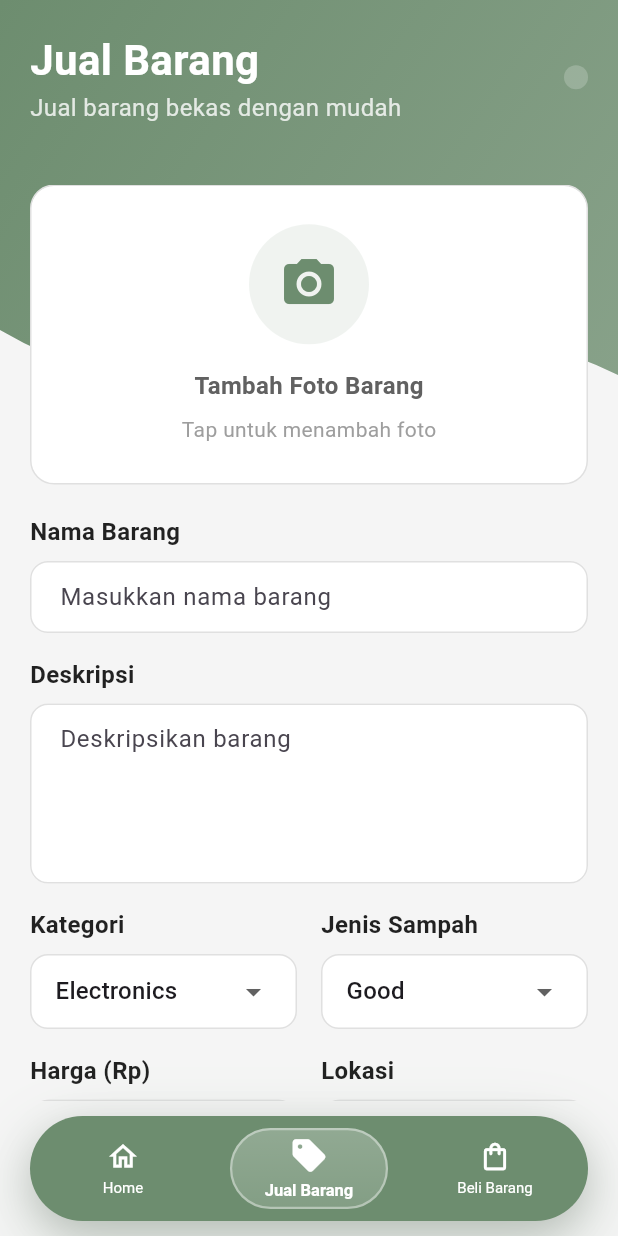
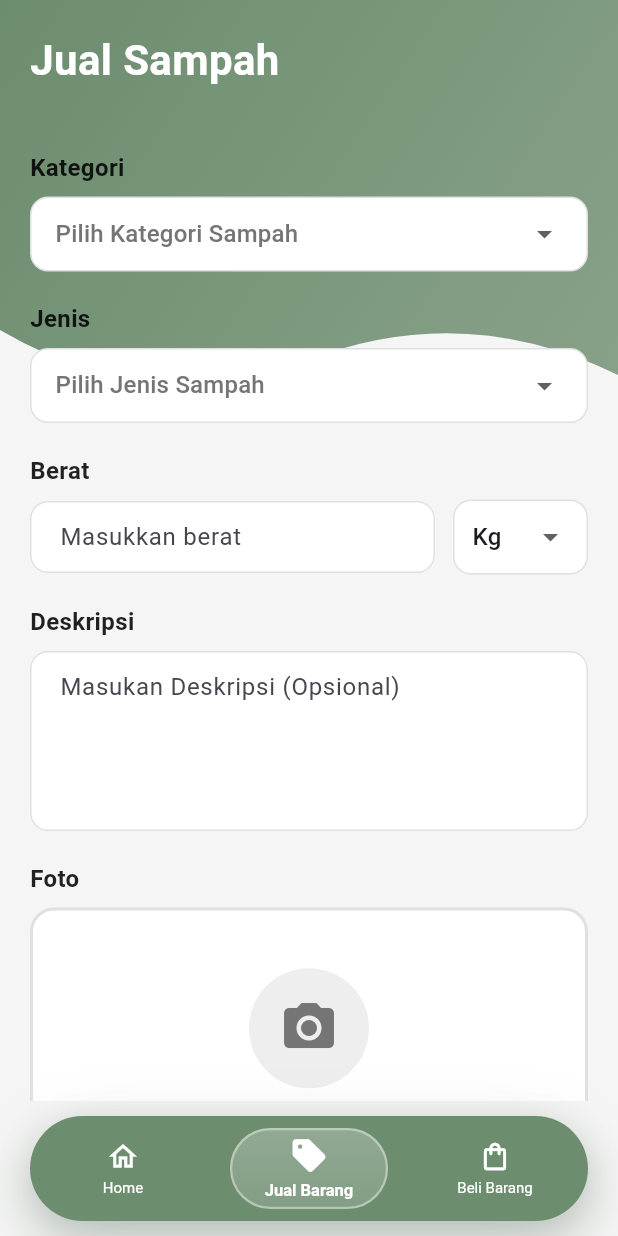
Before and after one commit to KeyLonVylce/Flutter_OKgreen, a Flutter app: the JualBarangPage screen opened directly, on a phone screen of 412 x 824 dp. Run offline on Flutter 3.47's test engine with Material 3 defaults, Android fonts, the phone set to English and light mode, and no system bars; our stand-ins replace dio, shared_preferences; accounts and stored records are empty.

Commit message:
benerin format data jual barang

```diff
--- a/lib/presentation/page/detail_toko/jual_barang_page.dart
+++ b/lib/presentation/page/detail_toko/jual_barang_page.dart
@@ -2,7 +2,6 @@ import 'package:flutter/material.dart';
 import 'package:okgreen/core/constants/app_colors.dart';
 import 'package:okgreen/presentation/page/detail_toko/beli_barang_page.dart';
 import 'package:okgreen/presentation/page/detail_toko/beranda_page.dart';
-
 import 'package:okgreen/presentation/widget/bottom_navbar.dart';
 import 'package:okgreen/presentation/widget/top_wave.dart';
 
@@ -16,16 +15,36 @@ class JualBarangPage extends StatefulWidget {
 class _JualBarangPageState extends State<JualBarangPage> {
   int currentIndex = 1; // Jual Barang tab
 
-  final TextEditingController _titleController = TextEditingController();
+  final TextEditingController _beratController = TextEditingController();
   final TextEditingController _descriptionController = TextEditingController();
-  final TextEditingController _priceController = TextEditingController();
-  final TextEditingController _locationController = TextEditingController();
 
-  String selectedCategory = 'Electronics';
-  String selectedCondition = 'Good';
+  String selectedCategory = 'Pilih Kategori Sampah';
+  String selectedJenis = 'Pilih Jenis Sampah';
+  String selectedUnit = 'Kg';
 
-  final List<String> categories = ['Electronics', 'Fashion', 'Books', 'Sports', 'Furniture', 'Others'];
-  final List<String> conditions = ['Like New', 'Good', 'Fair', 'Poor'];
+  // Data kategori sampah
+  final List<String> categories = [
+    'Pilih Kategori Sampah',
+    'Sampah Organik',
+    'Sampah Anorganik',
+    'Sampah B3',
+    'Sampah Elektronik'
+  ];
+
+  // Data jenis sampah
+  final List<String> jenisSampah = [
+    'Pilih Jenis Sampah',
+    'Plastik Botol',
+    'Plastik Kemasan',
+    'Kertas',
+    'Kardus',
+    'Kaleng',
+    'Besi',
+    'Kaca',
+    'Aluminium'
+  ];
+
+  final List<String> units = ['Kg', 'Gram', 'Ton'];
 
   void _onTabTapped(int index) {
     setState(() {
@@ -78,28 +97,14 @@ class _JualBarangPageState extends State<JualBarangPage> {
                         crossAxisAlignment: CrossAxisAlignment.start,
                         children: [
                           const Text(
-                            'Jual Barang',
+                            'Jual Sampah',
                             style: TextStyle(
                               color: Colors.white,
                               fontSize: 28,
                               fontWeight: FontWeight.bold,
                             ),
-                          ),
-                          Text(
-                            'Jual barang bekas dengan mudah',
-                            style: TextStyle(
-                              color: Colors.white.withOpacity(0.8),
-                              fontSize: 16,
-                            ),
-                          ),
+                          )
                         ],
-                      ),
-                      Container(
-                        padding: const EdgeInsets.all(8),
-                        decoration: BoxDecoration(
-                          color: Colors.white.withOpacity(0.2),
-                          borderRadius: BorderRadius.circular(12),
-                        ),
                       ),
                     ],
                   ),
@@ -124,14 +129,131 @@ class _JualBarangPageState extends State<JualBarangPage> {
       child: Column(
         crossAxisAlignment: CrossAxisAlignment.start,
         children: [
-          // Photo upload
-          Container(
+          // Kategori
+          _buildDropdownField(
+            label: 'Kategori',
+            value: selectedCategory,
+            items: categories,
+            onChanged: (value) => setState(() => selectedCategory = value!),
+          ),
+          const SizedBox(height: 20),
+
+          // Jenis
+          _buildDropdownField(
+            label: 'Jenis',
+            value: selectedJenis,
+            items: jenisSampah,
+            onChanged: (value) => setState(() => selectedJenis = value!),
+          ),
+          const SizedBox(height: 20),
+
+          // Berat
+          Column(
+            crossAxisAlignment: CrossAxisAlignment.start,
+            children: [
+              const Text(
+                'Berat',
+                style: TextStyle(
+                  fontSize: 16,
+                  fontWeight: FontWeight.w600,
+                  color: Colors.black87,
+                ),
+              ),
+              const SizedBox(height: 8),
+              Row(
+                children: [
+                  Expanded(
+                    flex: 3,
+                    child: TextField(
+                      controller: _beratController,
+                      keyboardType: TextInputType.number,
+                      decoration: InputDecoration(
+                        hintText: 'Masukkan berat',
+                        filled: true,
+                        fillColor: Colors.white,
+                        border: OutlineInputBorder(
+                          borderRadius: BorderRadius.circular(12),
+                          borderSide: BorderSide(color: Colors.grey[300]!),
+                        ),
+                        enabledBorder: OutlineInputBorder(
+                          borderRadius: BorderRadius.circular(12),
+                          borderSide: BorderSide(color: Colors.grey[300]!),
+                        ),
+                        focusedBorder: OutlineInputBorder(
+                          borderRadius: BorderRadius.circular(12),
+                          borderSide: BorderSide(color: AppColors.primary),
+                        ),
+                        contentPadding: const EdgeInsets.symmetric(horizontal: 16, vertical: 12),
+                      ),
+                    ),
+                  ),
+                  const SizedBox(width: 12),
+                  Expanded(
+                    flex: 1,
+                    child: Container(
+                      padding: const EdgeInsets.symmetric(horizontal: 12),
+                      decoration: BoxDecoration(
+                        color: Colors.white,
+                        borderRadius: BorderRadius.circular(12),
+                        border: Border.all(color: Colors.grey[300]!),
+                      ),
+                      child: DropdownButton<String>(
+                        value: selectedUnit,
+                        isExpanded: true,
+                        underline: Container(),
+                        onChanged: (value) => setState(() => selectedUnit = value!),
+                        items: units.map((String item) {
+                          return DropdownMenuItem<String>(
+                            value: item,
+                            child: Text(item),
+                          );
+                        }).toList(),
+                      ),
+                    ),
+                  ),
+                ],
+              ),
+            ],
+          ),
+          const SizedBox(height: 20),
+
+          // Deskripsi
+          _buildFormField(
+            label: 'Deskripsi',
+            controller: _descriptionController,
+            hint: 'Masukan Deskripsi (Opsional)',
+            maxLines: 4,
+          ),
+          const SizedBox(height: 20),
+
+          // Foto upload
+          Column(
+            crossAxisAlignment: CrossAxisAlignment.start,
+            children: [
+              const Text(
+                'Foto',
+                style: TextStyle(
+                  fontSize: 16,
+                  fontWeight: FontWeight.w600,
+                  color: Colors.black87,
+                ),
+              ),
+              const SizedBox(height: 8),
+              GestureDetector(
+                onTap: () {
+                  // Handle photo upload
+                },
+                child: Container(
                   width: double.infinity,
                   height: 200,
                   decoration: BoxDecoration(
                     color: Colors.white,
                     borderRadius: BorderRadius.circular(16),
-              border: Border.all(color: Colors.grey[300]!),
+                    border: Border.all(
+                      color: Colors.grey[300]!,
+                      style: BorderStyle.solid,
+                      width: 2,
+                    ),
                   ),
                   child: Column(
                     mainAxisAlignment: MainAxisAlignment.center,
@@ -139,70 +261,52 @@ class _JualBarangPageState extends State<JualBarangPage> {
                       Container(
                         padding: const EdgeInsets.all(20),
                         decoration: BoxDecoration(
-                    color: AppColors.primary.withOpacity(0.1),
+                          color: Colors.grey[200],
                           shape: BoxShape.circle,
                         ),
-                  child: Icon(Icons.camera_alt, color: AppColors.primary, size: 40),
+                        child: Icon(
+                          Icons.camera_alt,
+                          color: Colors.grey[600],
+                          size: 40,
+                        ),
                       ),
                       const SizedBox(height: 16),
                       Text(
-                  'Tambah Foto Barang',
-                  style: TextStyle(fontSize: 16, fontWeight: FontWeight.w600, color: Colors.grey[700]),
-                ),
-                const SizedBox(height: 8),
-                Text('Tap untuk menambah foto', style: TextStyle(fontSize: 14, color: Colors.grey[500])),
-              ],
-            ),
-          ),
-          const SizedBox(height: 20),
-          _buildFormField(label: 'Nama Barang', controller: _titleController, hint: 'Masukkan nama barang'),
-          const SizedBox(height: 16),
-          _buildFormField(label: 'Deskripsi', controller: _descriptionController, hint: 'Deskripsikan barang', maxLines: 4),
-          const SizedBox(height: 16),
-          Row(
-            children: [
-              Expanded(
-                child: _buildDropdownField(
-                  label: 'Kategori',
-                  value: selectedCategory,
-                  items: categories,
-                  onChanged: (value) => setState(() => selectedCategory = value!),
-                ),
-              ),
-              const SizedBox(width: 16),
-              Expanded(
-                child: _buildDropdownField(
-                  label: 'Jenis Sampah',
-                  value: selectedCondition,
-                  items: conditions,
-                  onChanged: (value) => setState(() => selectedCondition = value!),
+                        'Upload foto',
+                        style: TextStyle(
+                          fontSize: 16,
+                          fontWeight: FontWeight.w500,
+                          color: Colors.grey[600],
                         ),
                       ),
                     ],
                   ),
-          const SizedBox(height: 16),
-          Row(
-            children: [
-              Expanded(
-                child: _buildFormField(label: 'Harga (Rp)', controller: _priceController, hint: '0', keyboardType: TextInputType.number),
                 ),
-              const SizedBox(width: 16),
-              Expanded(
-                child: _buildFormField(label: 'Lokasi', controller: _locationController, hint: 'Kota/Kabupaten'),
               ),
             ],
           ),
           const SizedBox(height: 30),
+
+          // Submit Button
           SizedBox(
             width: double.infinity,
             height: 50,
             child: ElevatedButton(
-              onPressed: () {},
+              onPressed: _validateAndSubmit,
               style: ElevatedButton.styleFrom(
                 backgroundColor: AppColors.primary,
-                shape: RoundedRectangleBorder(borderRadius: BorderRadius.circular(25)),
+                shape: RoundedRectangleBorder(
+                  borderRadius: BorderRadius.circular(25),
                 ),
-              child: const Text('Jual Barang', style: TextStyle(color: Colors.white, fontSize: 16, fontWeight: FontWeight.w600)),
+              ),
+              child: const Text(
+                'Jual Sampah',
+                style: TextStyle(
+                  color: Colors.white,
+                  fontSize: 16,
+                  fontWeight: FontWeight.w600,
+                ),
+              ),
             ),
           ),
           const SizedBox(height: 20),
@@ -221,7 +325,14 @@ class _JualBarangPageState extends State<JualBarangPage> {
     return Column(
       crossAxisAlignment: CrossAxisAlignment.start,
       children: [
-        Text(label, style: const TextStyle(fontSize: 16, fontWeight: FontWeight.w600, color: Colors.black87)),
+        Text(
+          label,
+          style: const TextStyle(
+            fontSize: 16,
+            fontWeight: FontWeight.w600,
+            color: Colors.black87,
+          ),
+        ),
         const SizedBox(height: 8),
         TextField(
           controller: controller,
@@ -231,9 +342,18 @@ class _JualBarangPageState extends State<JualBarangPage> {
             hintText: hint,
             filled: true,
             fillColor: Colors.white,
-            border: OutlineInputBorder(borderRadius: BorderRadius.circular(12), borderSide: BorderSide(color: Colors.grey[300]!)),
-            enabledBorder: OutlineInputBorder(borderRadius: BorderRadius.circular(12), borderSide: BorderSide(color: Colors.grey[300]!)),
-            focusedBorder: OutlineInputBorder(borderRadius: BorderRadius.circular(12), borderSide: BorderSide(color: AppColors.primary)),
+            border: OutlineInputBorder(
+              borderRadius: BorderRadius.circular(12),
+              borderSide: BorderSide(color: Colors.grey[300]!),
+            ),
+            enabledBorder: OutlineInputBorder(
+              borderRadius: BorderRadius.circular(12),
+              borderSide: BorderSide(color: Colors.grey[300]!),
+            ),
+            focusedBorder: OutlineInputBorder(
+              borderRadius: BorderRadius.circular(12),
+              borderSide: BorderSide(color: AppColors.primary),
+            ),
             contentPadding: const EdgeInsets.symmetric(horizontal: 16, vertical: 12),
           ),
         ),
@@ -250,7 +370,14 @@ class _JualBarangPageState extends State<JualBarangPage> {
     return Column(
       crossAxisAlignment: CrossAxisAlignment.start,
       children: [
-        Text(label, style: const TextStyle(fontSize: 16, fontWeight: FontWeight.w600, color: Colors.black87)),
+        Text(
+          label,
+          style: const TextStyle(
+            fontSize: 16,
+            fontWeight: FontWeight.w600,
+            color: Colors.black87,
+          ),
+        ),
         const SizedBox(height: 8),
         Container(
           padding: const EdgeInsets.symmetric(horizontal: 16),
@@ -267,7 +394,12 @@ class _JualBarangPageState extends State<JualBarangPage> {
             items: items.map((String item) {
               return DropdownMenuItem<String>(
                 value: item,
-                child: Text(item),
+                child: Text(
+                  item,
+                  style: TextStyle(
+                    color: item.contains('Pilih') ? Colors.grey[600] : Colors.black87,
+                  ),
+                ),
               );
             }).toList(),
           ),
@@ -275,4 +407,87 @@ class _JualBarangPageState extends State<JualBarangPage> {
       ],
     );
   }
+
+  void _validateAndSubmit() {
+    // Validasi form
+    if (selectedCategory == 'Pilih Kategori Sampah') {
+      _showErrorDialog('Pilih kategori sampah terlebih dahulu');
+      return;
     }
+
+    if (selectedJenis == 'Pilih Jenis Sampah') {
+      _showErrorDialog('Pilih jenis sampah terlebih dahulu');
+      return;
+    }
+
+    if (_beratController.text.isEmpty) {
+      _showErrorDialog('Masukkan berat sampah');
+      return;
+    }
+
+    // TODO: Implement API call untuk submit data
+    _showSuccessDialog();
+  }
+
+  void _showErrorDialog(String message) {
+    showDialog(
+      context: context,
+      builder: (BuildContext context) {
+        return AlertDialog(
+          shape: RoundedRectangleBorder(
+            borderRadius: BorderRadius.circular(12),
+          ),
+          title: const Text('Error'),
+          content: Text(message),
+          actions: [
+            TextButton(
+              onPressed: () => Navigator.of(context).pop(),
+              child: const Text('OK'),
+            ),
+          ],
+        );
+      },
+    );
+  }
+
+  void _showSuccessDialog() {
+    showDialog(
+      context: context,
+      builder: (BuildContext context) {
+        return AlertDialog(
+          shape: RoundedRectangleBorder(
+            borderRadius: BorderRadius.circular(12),
+          ),
+          title: const Text('Berhasil'),
+          content: const Text('Data sampah berhasil disubmit'),
+          actions: [
+            TextButton(
+              onPressed: () {
+                Navigator.of(context).pop();
+                _resetForm();
+              },
+              child: const Text('OK'),
+            ),
+          ],
+        );
+      },
+    );
+  }
+
+  void _resetForm() {
+    setState(() {
+      selectedCategory = 'Pilih Kategori Sampah';
+      selectedJenis = 'Pilih Jenis Sampah';
+      selectedUnit = 'Kg';
+      _beratController.clear();
+      _descriptionController.clear();
+    });
+  }
+
+  @override
+  void dispose() {
+    _beratController.dispose();
+    _descriptionController.dispose();
+    super.dispose();
+  }
+}
--- a/lib/service/api_client.dart
+++ b/lib/service/api_client.dart
@@ -4,7 +4,10 @@ import 'package:shared_preferences/shared_preferences.dart';
 class ApiClient {
   static final ApiClient _instance = ApiClient._internal();
   factory ApiClient() => _instance;
-  ApiClient._internal();
+
+  ApiClient._internal() {
+    init(); // Panggil init() di constructor
+  }
 
   static const String baseUrl = 'http://localhost:8000/api';
   late Dio _dio;
@@ -33,16 +36,13 @@ class ApiClient {
         handler.next(options);
       },
       onError: (error, handler) {
-        // Handle token expired
         if (error.response?.statusCode == 401) {
-          // Redirect to login atau hapus token
           _clearTokens();
         }
         handler.next(error);
       },
     ));
 
-    // Add logging interceptor (optional)
     _dio.interceptors.add(LogInterceptor(
       requestBody: true,
       responseBody: true,
```
Lines whose indentation alone changed are shown as unchanged.
